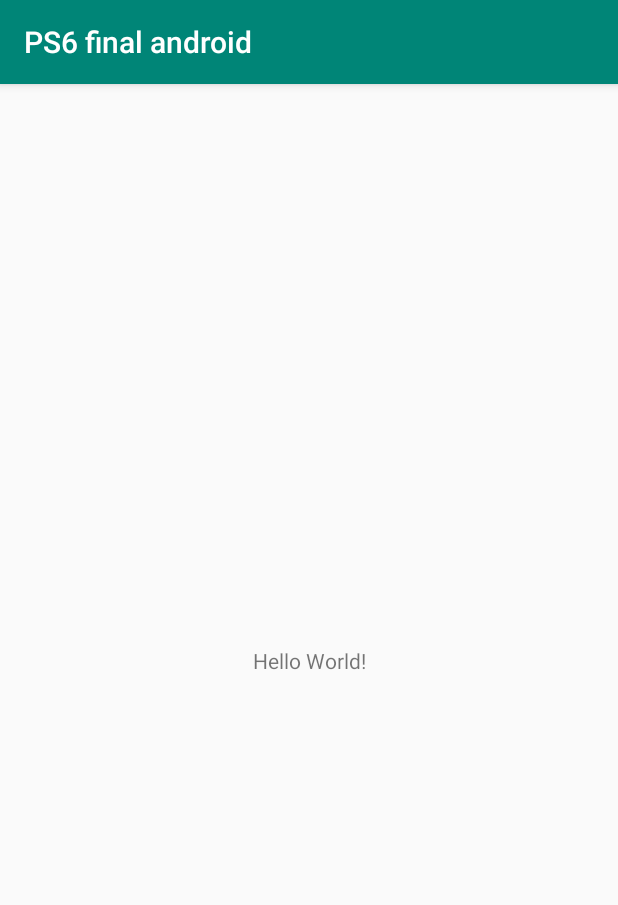
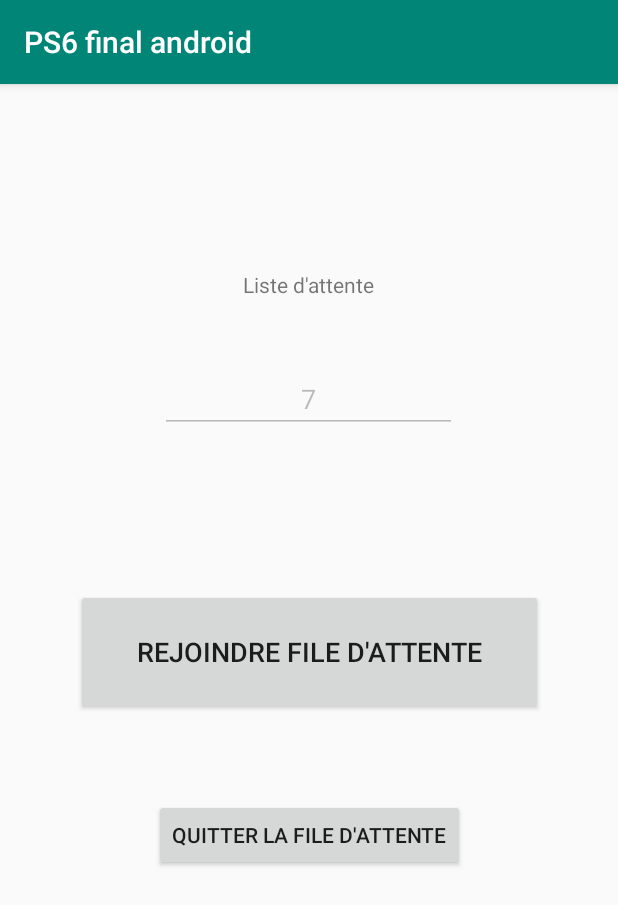
Before and after one commit to LucasAubron/PS6-connected-object-Create-a-new-team, an Android app: the screen it shows after launch (MainActivity), on a phone screen of 412 x 824 dp. Shown: the top 905 px of the screen. Run offline under Robolectric (Android 15) with nearby library versions, the phone set to English and light mode, and no system bars.

Commit message:
1ère version de l'application mobile

```diff
--- a/PS6finalandroid/app/src/main/res/layout/activity_main.xml
+++ b/PS6finalandroid/app/src/main/res/layout/activity_main.xml
@@ -6,13 +6,55 @@
     android:layout_height="match_parent"
     tools:context=".MainActivity">
 
-    <TextView
+    <Button
+        android:id="@+id/btn_rejoindre"
+        android:layout_width="311dp"
+        android:layout_height="84dp"
+        android:layout_marginTop="104dp"
+        android:text="Rejoindre file d'attente"
+        android:textSize="18sp"
+        app:layout_constraintEnd_toEndOf="parent"
+        app:layout_constraintHorizontal_bias="0.5"
+        app:layout_constraintStart_toStartOf="parent"
+        app:layout_constraintTop_toBottomOf="@+id/nb_file" />
+
+    <EditText
+        android:id="@+id/nb_file"
+        android:layout_width="198dp"
+        android:layout_height="41dp"
+        android:layout_marginTop="48dp"
+        android:clickable="true"
+        android:ems="20"
+        android:enabled="false"
+        android:inputType="number"
+        android:text="7"
+        android:textAlignment="center"
+        android:visibility="visible"
+        app:layout_constraintEnd_toEndOf="parent"
+        app:layout_constraintHorizontal_bias="0.497"
+        app:layout_constraintStart_toStartOf="parent"
+        app:layout_constraintTop_toBottomOf="@+id/textView" />
+
+    <Button
+        android:id="@+id/btn_quitter"
         android:layout_width="wrap_content"
         android:layout_height="wrap_content"
-        android:text="Hello World!"
-        app:layout_constraintBottom_toBottomOf="parent"
-        app:layout_constraintLeft_toLeftOf="parent"
-        app:layout_constraintRight_toRightOf="parent"
+        android:layout_marginTop="56dp"
+        android:text="Quitter la file d'attente"
+        app:layout_constraintEnd_toEndOf="parent"
+        app:layout_constraintHorizontal_bias="0.5"
+        app:layout_constraintStart_toStartOf="parent"
+        app:layout_constraintTop_toBottomOf="@+id/btn_rejoindre" />
+
+    <TextView
+        android:id="@+id/textView"
+        android:layout_width="wrap_content"
+        android:layout_height="wrap_content"
+        android:layout_marginTop="124dp"
+        android:text="Liste d'attente"
+        app:layout_constraintEnd_toEndOf="parent"
+        app:layout_constraintHorizontal_bias="0.5"
+        app:layout_constraintStart_toStartOf="parent"
         app:layout_constraintTop_toTopOf="parent" />
 
 </android.support.constraint.ConstraintLayout>
```
